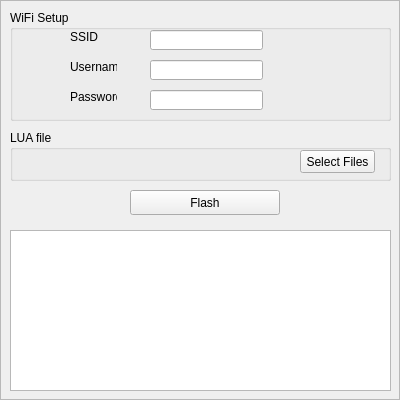
The window that nodemcu.ui (jawabpm/myrepo) describes before a commit, drawn with Qt 5.
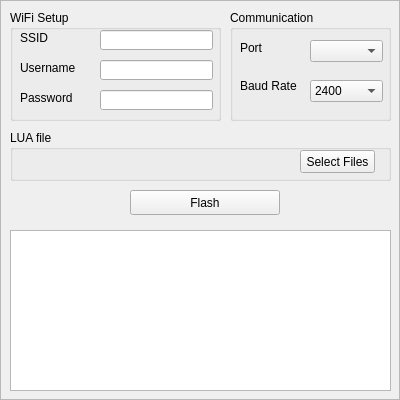
The same window after the commit.

Patch:
```diff
--- a/nodemcu.ui
+++ b/nodemcu.ui
@@ -24,7 +24,7 @@
     <rect>
      <x>10</x>
      <y>10</y>
-     <width>381</width>
+     <width>211</width>
      <height>111</height>
     </rect>
    </property>
@@ -34,10 +34,10 @@
    <widget class="QLabel" name="l1">
     <property name="geometry">
      <rect>
-      <x>60</x>
+      <x>10</x>
       <y>20</y>
-      <width>47</width>
-      <height>13</height>
+      <width>65</width>
+      <height>15</height>
      </rect>
     </property>
     <property name="text">
@@ -47,10 +47,10 @@
    <widget class="QLabel" name="l2">
     <property name="geometry">
      <rect>
-      <x>60</x>
+      <x>10</x>
       <y>50</y>
-      <width>47</width>
-      <height>13</height>
+      <width>65</width>
+      <height>15</height>
      </rect>
     </property>
     <property name="text">
@@ -60,10 +60,10 @@
    <widget class="QLabel" name="l3">
     <property name="geometry">
      <rect>
-      <x>60</x>
+      <x>10</x>
       <y>80</y>
-      <width>47</width>
-      <height>13</height>
+      <width>65</width>
+      <height>15</height>
      </rect>
     </property>
     <property name="text">
@@ -73,7 +73,7 @@
    <widget class="QLineEdit" name="ssid">
     <property name="geometry">
      <rect>
-      <x>140</x>
+      <x>90</x>
       <y>20</y>
       <width>113</width>
       <height>20</height>
@@ -83,7 +83,7 @@
    <widget class="QLineEdit" name="username">
     <property name="geometry">
      <rect>
-      <x>140</x>
+      <x>90</x>
       <y>50</y>
       <width>113</width>
       <height>20</height>
@@ -93,7 +93,7 @@
    <widget class="QLineEdit" name="password">
     <property name="geometry">
      <rect>
-      <x>140</x>
+      <x>90</x>
       <y>80</y>
       <width>113</width>
       <height>20</height>
@@ -156,6 +156,115 @@
     <string>Flash</string>
    </property>
   </widget>
+  <widget class="QGroupBox" name="groupBox_3">
+   <property name="geometry">
+    <rect>
+     <x>230</x>
+     <y>10</y>
+     <width>161</width>
+     <height>111</height>
+    </rect>
+   </property>
+   <property name="title">
+    <string>Communication</string>
+   </property>
+   <widget class="QComboBox" name="port">
+    <property name="geometry">
+     <rect>
+      <x>80</x>
+      <y>30</y>
+      <width>73</width>
+      <height>22</height>
+     </rect>
+    </property>
+   </widget>
+   <widget class="QLabel" name="l4">
+    <property name="geometry">
+     <rect>
+      <x>10</x>
+      <y>30</y>
+      <width>31</width>
+      <height>16</height>
+     </rect>
+    </property>
+    <property name="text">
+     <string>Port</string>
+    </property>
+   </widget>
+   <widget class="QLabel" name="l4_2">
+    <property name="geometry">
+     <rect>
+      <x>10</x>
+      <y>60</y>
+      <width>61</width>
+      <height>31</height>
+     </rect>
+    </property>
+    <property name="text">
+     <string>Baud Rate</string>
+    </property>
+   </widget>
+   <widget class="QComboBox" name="baud">
+    <property name="geometry">
+     <rect>
+      <x>80</x>
+      <y>70</y>
+      <width>73</width>
+      <height>22</height>
+     </rect>
+    </property>
+    <item>
+     <property name="text">
+      <string>2400</string>
+     </property>
+    </item>
+    <item>
+     <property name="text">
+      <string>4800</string>
+     </property>
+    </item>
+    <item>
+     <property name="text">
+      <string>9600</string>
+     </property>
+    </item>
+    <item>
+     <property name="text">
+      <string>14400</string>
+     </property>
+    </item>
+    <item>
+     <property name="text">
+      <string>19200</string>
+     </property>
+    </item>
+    <item>
+     <property name="text">
+      <string>28800</string>
+     </property>
+    </item>
+    <item>
+     <property name="text">
+      <string>38400</string>
+     </property>
+    </item>
+    <item>
+     <property name="text">
+      <string>56000</string>
+     </property>
+    </item>
+    <item>
+     <property name="text">
+      <string>57600</string>
+     </property>
+    </item>
+    <item>
+     <property name="text">
+      <string>115200</string>
+     </property>
+    </item>
+   </widget>
+  </widget>
  </widget>
  <resources/>
  <connections/>
```
Left out of the diff: 3 changed lines with no effect on the pictures.
